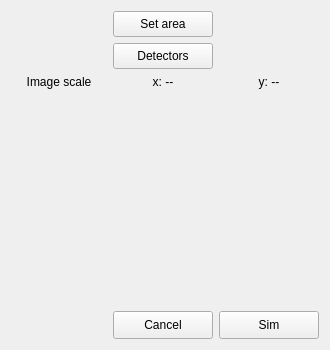
Old version of the form src/gui/frames/stemframe.ui in the repository JJPPeters/clTEM.
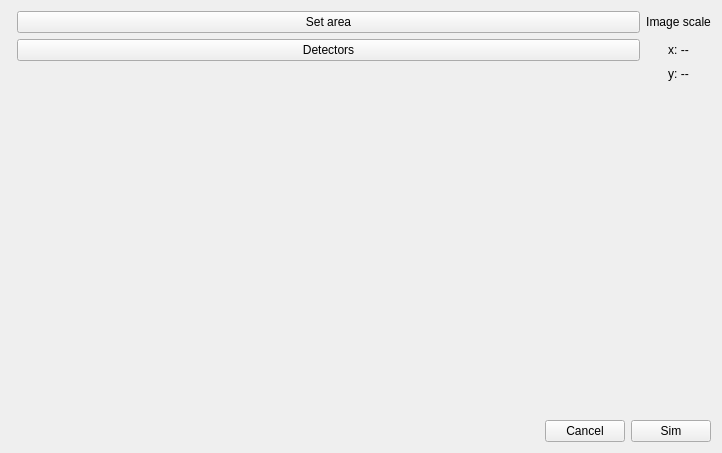
New version of the form.

What changed in the file:
```diff
--- a/src/gui/frames/stemframe.ui
+++ b/src/gui/frames/stemframe.ui
@@ -6,14 +6,14 @@
    <rect>
     <x>0</x>
     <y>0</y>
-    <width>330</width>
-    <height>350</height>
+    <width>722</width>
+    <height>453</height>
    </rect>
   </property>
   <property name="windowTitle">
    <string>Form</string>
   </property>
-  <layout class="QGridLayout" name="gridLayout" rowstretch="0,0,0,1,0" columnstretch="1,1,1" rowminimumheight="0,0,0,0,0" columnminimumwidth="75,100,100">
+  <layout class="QGridLayout" name="gridLayout" rowstretch="0,0,0,1,0">
    <item row="3" column="1">
     <spacer name="vSpacer">
      <property name="orientation">
@@ -24,7 +24,7 @@
      </property>
      <property name="sizeHint" stdset="0">
       <size>
-       <width>20</width>
+       <width>0</width>
        <height>0</height>
       </size>
      </property>
@@ -33,7 +33,7 @@
    <item row="1" column="1">
     <widget class="QPushButton" name="btnDetectors">
      <property name="sizePolicy">
-      <sizepolicy hsizetype="Minimum" vsizetype="Fixed">
+      <sizepolicy hsizetype="MinimumExpanding" vsizetype="Fixed">
        <horstretch>0</horstretch>
        <verstretch>0</verstretch>
       </sizepolicy>
@@ -41,12 +41,12 @@
      <property name="minimumSize">
       <size>
        <width>0</width>
-       <height>26</height>
+       <height>0</height>
       </size>
      </property>
      <property name="maximumSize">
       <size>
-       <width>100</width>
+       <width>16777215</width>
        <height>16777215</height>
       </size>
      </property>
@@ -58,7 +58,7 @@
    <item row="0" column="1">
     <widget class="QPushButton" name="btnArea">
      <property name="sizePolicy">
-      <sizepolicy hsizetype="Minimum" vsizetype="Fixed">
+      <sizepolicy hsizetype="MinimumExpanding" vsizetype="Fixed">
        <horstretch>0</horstretch>
        <verstretch>0</verstretch>
       </sizepolicy>
@@ -66,12 +66,12 @@
      <property name="minimumSize">
       <size>
        <width>0</width>
-       <height>26</height>
+       <height>0</height>
       </size>
      </property>
      <property name="maximumSize">
       <size>
-       <width>100</width>
+       <width>16777215</width>
        <height>16777215</height>
       </size>
      </property>
@@ -82,6 +82,12 @@
    </item>
    <item row="2" column="2">
     <widget class="QLabel" name="lblStemScaleY">
+     <property name="sizePolicy">
+      <sizepolicy hsizetype="Minimum" vsizetype="Preferred">
+       <horstretch>0</horstretch>
+       <verstretch>0</verstretch>
+      </sizepolicy>
+     </property>
      <property name="text">
       <string>y: --</string>
      </property>
@@ -99,8 +105,8 @@
        </property>
        <property name="sizeHint" stdset="0">
         <size>
-         <width>40</width>
-         <height>20</height>
+         <width>0</width>
+         <height>0</height>
         </size>
        </property>
       </spacer>
@@ -115,13 +121,13 @@
        </property>
        <property name="minimumSize">
         <size>
-         <width>100</width>
-         <height>28</height>
+         <width>0</width>
+         <height>0</height>
         </size>
        </property>
        <property name="maximumSize">
         <size>
-         <width>100</width>
+         <width>16777215</width>
          <height>16777215</height>
         </size>
        </property>
@@ -140,13 +146,13 @@
        </property>
        <property name="minimumSize">
         <size>
-         <width>100</width>
-         <height>28</height>
+         <width>0</width>
+         <height>0</height>
         </size>
        </property>
        <property name="maximumSize">
         <size>
-         <width>100</width>
+         <width>16777215</width>
          <height>16777215</height>
         </size>
        </property>
@@ -157,18 +163,14 @@
      </item>
     </layout>
    </item>
-   <item row="2" column="0">
-    <widget class="QLabel" name="label_2">
-     <property name="text">
-      <string>Image scale</string>
-     </property>
-     <property name="alignment">
-      <set>Qt::AlignCenter</set>
-     </property>
-    </widget>
-   </item>
-   <item row="2" column="1">
+   <item row="1" column="2">
     <widget class="QLabel" name="lblStemScaleX">
+     <property name="sizePolicy">
+      <sizepolicy hsizetype="Minimum" vsizetype="Preferred">
+       <horstretch>0</horstretch>
+       <verstretch>0</verstretch>
+      </sizepolicy>
+     </property>
      <property name="text">
       <string>x: --</string>
      </property>
@@ -177,6 +179,38 @@
      </property>
     </widget>
    </item>
+   <item row="0" column="2">
+    <widget class="QLabel" name="label_2">
+     <property name="sizePolicy">
+      <sizepolicy hsizetype="Minimum" vsizetype="Preferred">
+       <horstretch>0</horstretch>
+       <verstretch>0</verstretch>
+      </sizepolicy>
+     </property>
+     <property name="text">
+      <string>Image scale</string>
+     </property>
+     <property name="alignment">
+      <set>Qt::AlignCenter</set>
+     </property>
+    </widget>
+   </item>
+   <item row="1" column="0">
+    <spacer name="horizontalSpacer_2">
+     <property name="orientation">
+      <enum>Qt::Horizontal</enum>
+     </property>
+     <property name="sizeType">
+      <enum>QSizePolicy::Minimum</enum>
+     </property>
+     <property name="sizeHint" stdset="0">
+      <size>
+       <width>0</width>
+       <height>0</height>
+      </size>
+     </property>
+    </spacer>
+   </item>
   </layout>
  </widget>
  <tabstops>
```
